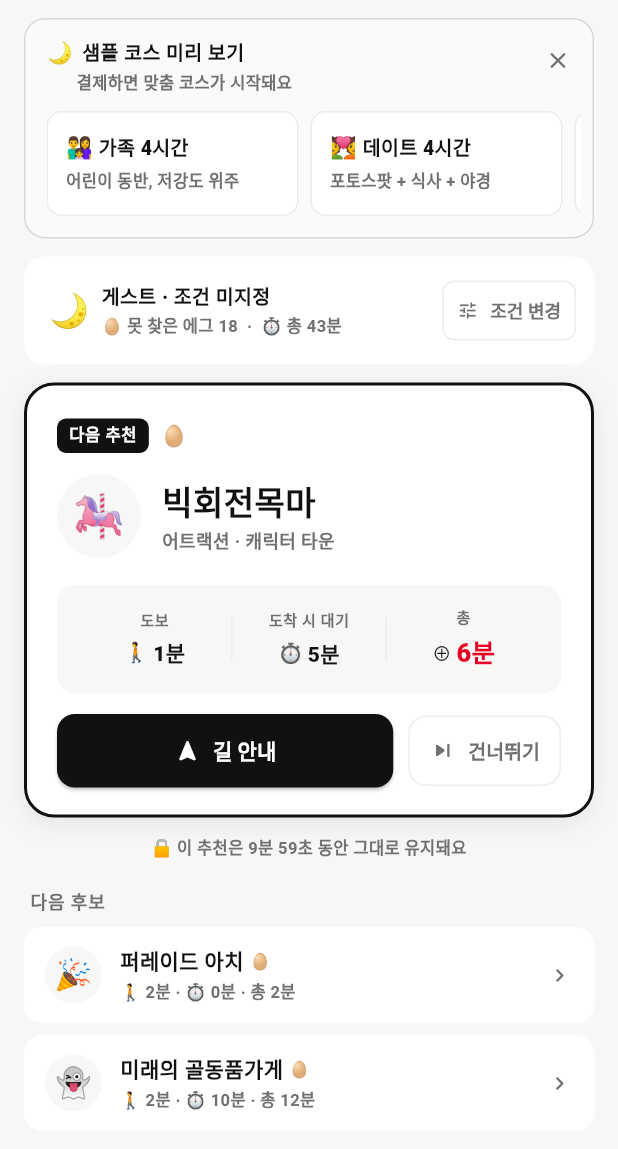
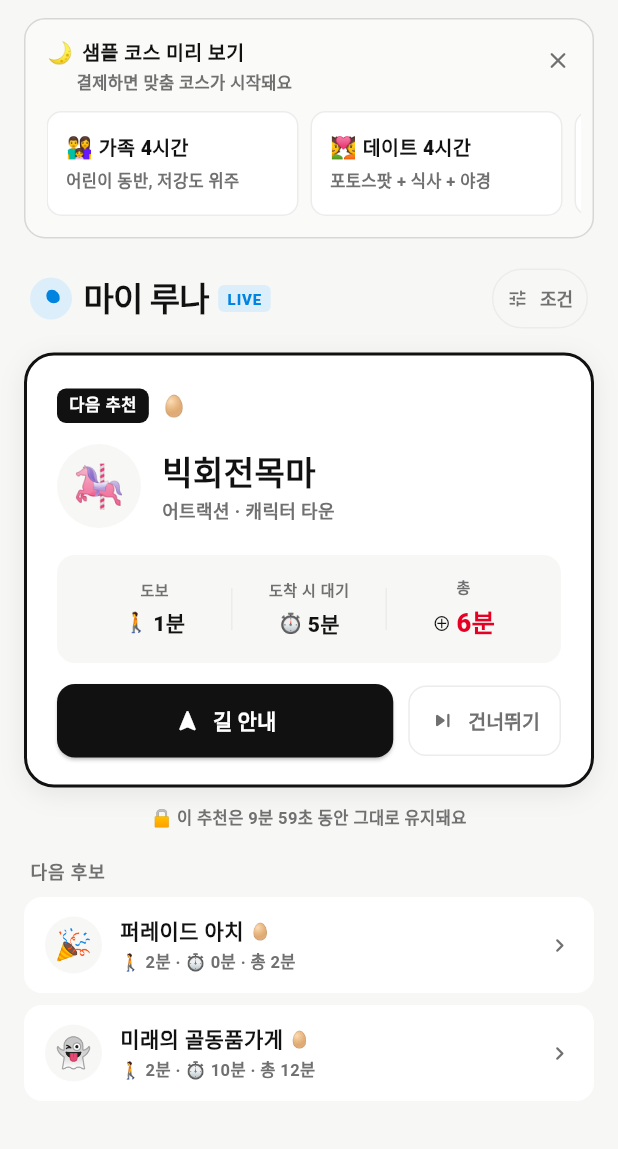
Before and after one commit to 202001381/retrace, a Flutter app: the MyLunaScreen screen opened directly, on a phone screen of 412 x 824 dp. Shown: the top 1149 px of the screen. Run offline on Flutter 3.47's test engine with Material 3 defaults, Android fonts, the phone set to English and light mode, and no system bars; our stand-ins replace cloud_firestore, firebase_core, flutter_map, geolocator, image_picker, latlong2 and 1 more; accounts and stored records are empty; Roboto replaces fonts that are missing (Pretendard).

Commit message:
v3 redesign — Archive header + MyLuna header
Archive
- '기억의 책장' header v3: small RETRACE ARCHIVE · vol.1 eyebrow,
  28px serif headline, 12px subtitle ('서울랜드를 찾은 날들이...')

MyLuna
- _MetaHeader: MoonMark glyph + 22px 마이 루나 + LIVE chip
  + condition pill button (replaces emoji + 'tune' row)
- Single-line meta row: survey · 못 찾은 에그 N · 총 N분

```diff
--- a/lib/screens/archive_screen.dart
+++ b/lib/screens/archive_screen.dart
@@ -573,23 +573,36 @@ class _Header extends StatelessWidget {
       child: Column(
         crossAxisAlignment: CrossAxisAlignment.start,
         children: [
-          Row(
-            children: [
-              const Icon(Icons.auto_stories_rounded,
-                  color: _Vintage.leather, size: 26),
-              const SizedBox(width: 8),
-              Text(
-                'Retrace Archive',
-                style: _serif(
-                  size: 22,
-                  weight: FontWeight.w900,
-                  color: _Vintage.inkDark,
-                  letterSpacing: 0.5,
-                ),
-              ),
-            ],
-          ),
-          const SizedBox(height: 14),
+          // v3 — 작은 RETRACE ARCHIVE eyebrow + 28px 큰 헤드라인
+          Text(
+            'RETRACE ARCHIVE · vol.1',
+            style: _serif(
+              size: 10,
+              weight: FontWeight.w800,
+              color: _Vintage.leather,
+              letterSpacing: 1.6,
+            ),
+          ),
+          const SizedBox(height: 6),
+          Text(
+            '기억의 책장',
+            style: _serif(
+              size: 28,
+              weight: FontWeight.w900,
+              color: _Vintage.inkDark,
+              letterSpacing: -0.6,
+            ),
+          ),
+          const SizedBox(height: 4),
+          Text(
+            '서울랜드를 찾은 날들이 한 권씩 쌓이고 있어요',
+            style: _serif(
+              size: 12,
+              weight: FontWeight.w500,
+              color: _Vintage.inkMid,
+            ),
+          ),
+          const SizedBox(height: 16),
           Container(
             padding: const EdgeInsets.all(4),
             decoration: BoxDecoration(
--- a/lib/screens/myluna/myluna_screen.dart
+++ b/lib/screens/myluna/myluna_screen.dart
@@ -8,6 +8,7 @@ import 'package:latlong2/latlong.dart';
 import 'package:shared_preferences/shared_preferences.dart';
 
 import '../../core/theme/app_colors.dart';
+import '../../widgets/design/logo.dart';
 
 import '../../models/attraction.dart';
 import '../../models/demo_scenario.dart';
@@ -403,57 +404,83 @@ class _MetaHeader extends StatelessWidget {
 
   @override
   Widget build(BuildContext context) {
-    return Container(
-      padding: const EdgeInsets.fromLTRB(16, 12, 12, 12),
-      decoration: BoxDecoration(
-        color: AppColors.bgCard,
-        borderRadius: BorderRadius.circular(14),
-      ),
-      child: Row(
-        children: [
-          const Text('🌙', style: TextStyle(fontSize: 22)),
-          const SizedBox(width: 8),
-          Expanded(
+    return Padding(
+      padding: const EdgeInsets.fromLTRB(4, 4, 4, 0),
       child: Column(
         crossAxisAlignment: CrossAxisAlignment.start,
-              mainAxisSize: MainAxisSize.min,
         children: [
-                Text(surveyLabel ?? '게스트 · 조건 미지정',
-                    style: const TextStyle(
-                      fontSize: 13,
-                      color: AppColors.textPrimary,
+          Row(
+            children: [
+              Container(
+                width: 28,
+                height: 28,
+                alignment: Alignment.center,
+                decoration: const BoxDecoration(
+                  color: AppColors.blueTint,
+                  shape: BoxShape.circle,
+                ),
+                child: const MoonMark(
+                    size: 16, color: AppColors.blue, filled: true),
+              ),
+              const SizedBox(width: 8),
+              const Text(
+                '마이 루나',
+                style: TextStyle(
+                  fontSize: 22,
+                  fontWeight: FontWeight.w900,
+                  color: AppColors.ink900,
+                  letterSpacing: -0.6,
+                ),
+              ),
+              const SizedBox(width: 6),
+              Container(
+                padding:
+                    const EdgeInsets.symmetric(horizontal: 6, vertical: 2),
+                decoration: BoxDecoration(
+                  color: AppColors.blueTint,
+                  borderRadius: BorderRadius.circular(4),
+                ),
+                child: const Text('LIVE',
+                    style: TextStyle(
+                      fontSize: 10,
                       fontWeight: FontWeight.w800,
+                      color: AppColors.blue,
+                      letterSpacing: 0.6,
                     )),
-                const SizedBox(height: 2),
-                Text(
-                  [
-                    if (missingEggs > 0) '🥚 못 찾은 에그 $missingEggs',
-                    if (totalMin != null) '⏱ 총 $totalMin분',
-                  ].join('  ·  '),
-                  style: const TextStyle(
-                    fontSize: 11,
-                    color: AppColors.textSecondary,
-                    fontWeight: FontWeight.w600,
+              ),
+              const Spacer(),
+              OutlinedButton.icon(
+                onPressed: onChangeConditions,
+                icon: const Icon(Icons.tune, size: 14),
+                label: const Text('조건'),
+                style: OutlinedButton.styleFrom(
+                  padding: const EdgeInsets.symmetric(
+                      horizontal: 10, vertical: 6),
+                  side: const BorderSide(color: AppColors.line),
+                  foregroundColor: AppColors.textSecondary,
+                  shape: RoundedRectangleBorder(
+                      borderRadius: BorderRadius.circular(99)),
+                  textStyle: const TextStyle(
+                      fontSize: 12, fontWeight: FontWeight.w700),
                 ),
               ),
             ],
           ),
-          ),
-          OutlinedButton.icon(
-            onPressed: onChangeConditions,
-            icon: const Icon(Icons.tune, size: 14),
-            label: const Text('조건 변경'),
-            style: OutlinedButton.styleFrom(
-              padding:
-                  const EdgeInsets.symmetric(horizontal: 10, vertical: 6),
-              side: const BorderSide(color: AppColors.line),
-              foregroundColor: AppColors.textSecondary,
-              shape: RoundedRectangleBorder(
-                  borderRadius: BorderRadius.circular(8)),
-              textStyle: const TextStyle(
-                  fontSize: 12, fontWeight: FontWeight.w700),
+          if (surveyLabel != null) ...[
+            const SizedBox(height: 6),
+            Text(
+              [
+                surveyLabel!,
+                if (missingEggs > 0) '못 찾은 에그 $missingEggs',
+                if (totalMin != null) '총 $totalMin분',
+              ].join(' · '),
+              style: const TextStyle(
+                fontSize: 12,
+                color: AppColors.ink500,
+                fontWeight: FontWeight.w500,
               ),
             ),
+          ],
         ],
       ),
     );
```
Lines whose indentation alone changed are shown as unchanged.
